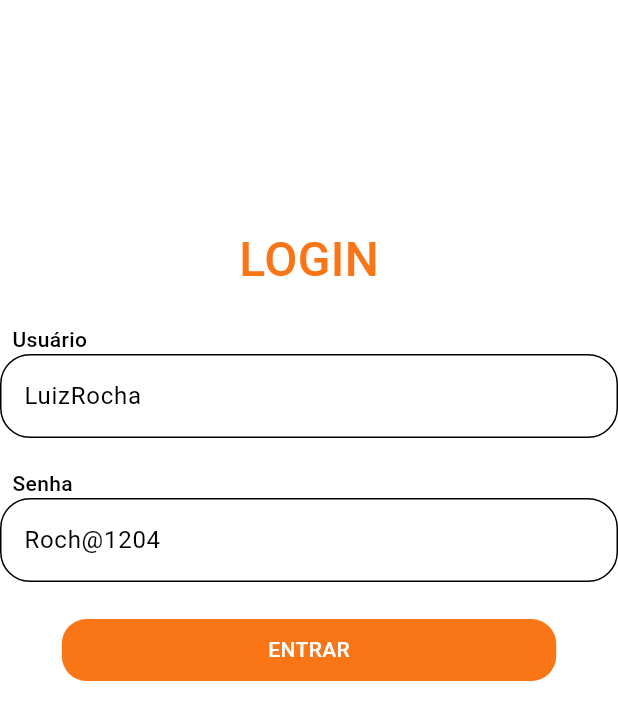
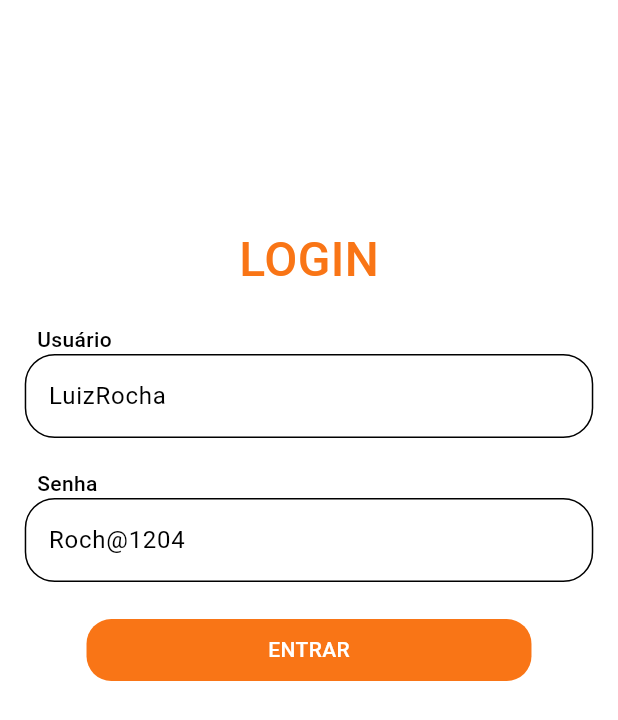
Before and after one commit to LuizRocha014/Smart_Storege_App_Flutter, a Flutter app: the screen it shows after launch, on a phone screen of 412 x 824 dp. Shown: the top 720 px of the screen. Run offline on Flutter 3.47's test engine with Material 3 defaults, Android fonts, the phone set to English and light mode, and no system bars; our stand-ins replace get, sqflite_sqlcipher; missing offline and left inert: boleto_utils, flutter_barcode_scanner; accounts and stored records are empty.

Commit message:
ajuste layout tela de login

```diff
--- a/app_estoque/lib/modules/login/page/login_page.dart
+++ b/app_estoque/lib/modules/login/page/login_page.dart
@@ -27,7 +27,9 @@ class _LoginPageState extends State<LoginPage> {
   Widget build(BuildContext context) {
     return Scaffold(
       backgroundColor: CoresDoAplicativo.branco.withOpacity(0.9),
-      body: ListView(
+      body: Padding(
+        padding:  EdgeInsets.symmetric(horizontal: MediaQuery.of(context).size.width * 0.04),
+        child: ListView(
           children: [
             const SizedBox(
               height: 150,
@@ -66,6 +68,7 @@ class _LoginPageState extends State<LoginPage> {
             ),
           ],
         ),
+      ),
     );
   }
 }
```
Also changed, not shown: 4 other files. Lines whose indentation alone changed are shown as unchanged.
